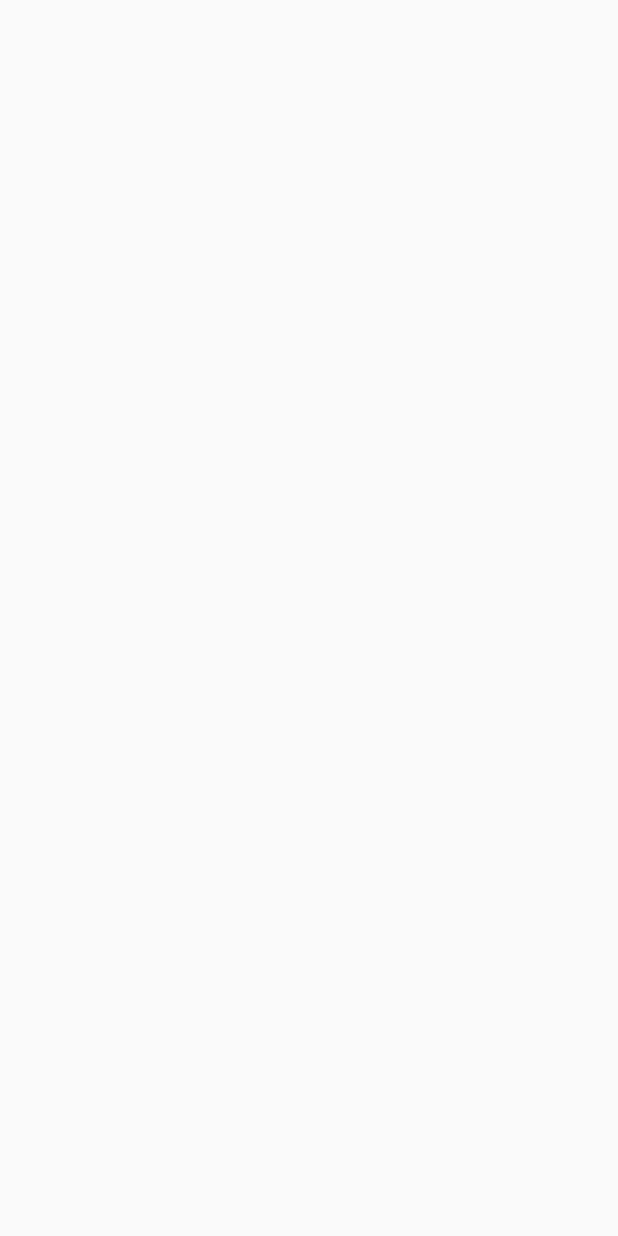
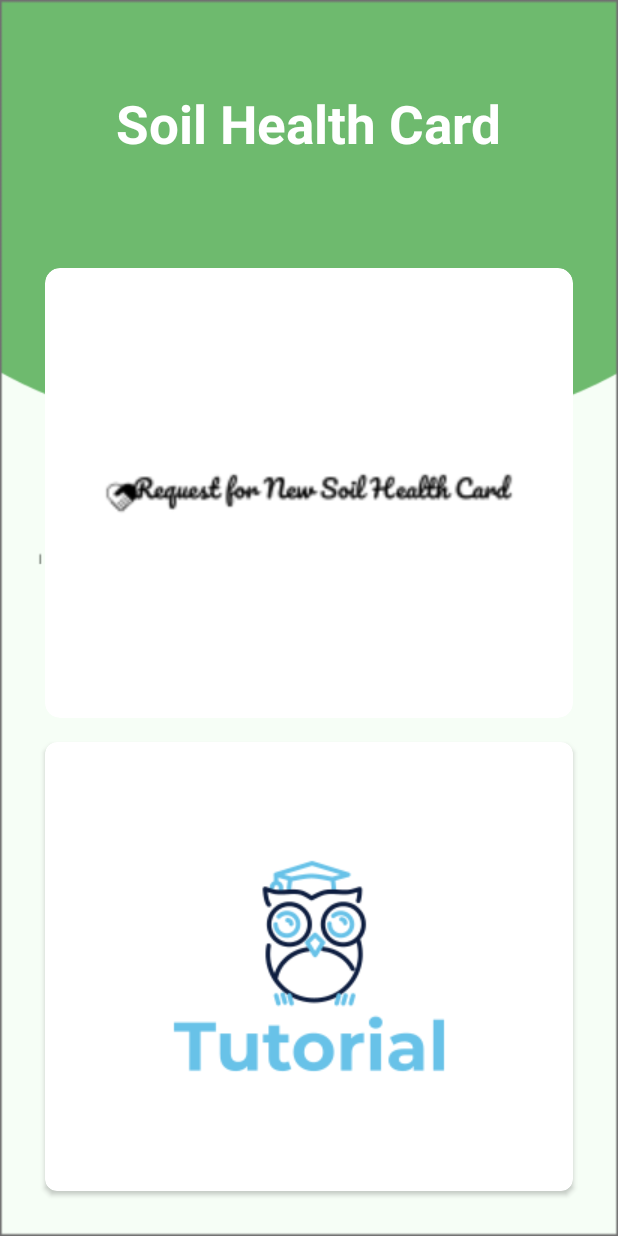
Before and after one commit to navinbsharma/AgriMitra, an Android app: the SoilHealthActivity screen opened directly, with no data from a screen before it, on a phone screen of 412 x 824 dp. Before the commit the screen is empty. Run offline under Robolectric (Android 15) with nearby library versions, the phone set to English and light mode, and no system bars.

Commit message:
Soil Card activity updated

```diff
--- a/app/src/main/java/com/example/agrimitra/views/models/LocationGetterSetter.java
+++ b/app/src/main/java/com/example/agrimitra/views/models/LocationGetterSetter.java
@@ -16,7 +16,7 @@ import com.google.android.gms.location.FusedLocationProviderClient;
 import com.google.android.gms.location.LocationServices;
 import com.google.android.gms.tasks.OnSuccessListener;
 
-public class LocationGetterSetter {
+public class  LocationGetterSetter {
     private static final int MY_PERMISSIONS_REQUEST_ACCESS_COARSE_LOCATION = 1;
     //   Context context = this;
     String user_location;
@@ -94,10 +94,10 @@ public class LocationGetterSetter {
                             // Got last known location. In some rare situations this can be null.
                             if (location != null) {
                                 // Logic to handle location object
-                                Double latittude = location.getLatitude();
+                                Double latitude = location.getLatitude();
                                 Double longitude = location.getLongitude();
 
-                                user_location = "Latitude = " + latittude + "\nLongitude = " + longitude;
+                                user_location = "Latitude = " + latitude + "\nLongitude = " + longitude;
                                 locationChangeListener.onLocationChange(location);
                             }
                         }
--- a/app/src/main/res/layout/activity_dashboard.xml
+++ b/app/src/main/res/layout/activity_dashboard.xml
@@ -136,7 +136,7 @@
                     android:layout_width="wrap_content"
                     android:layout_height="wrap_content" />
                 <TextView
-                    android:text="Weather"
+                    android:text="Market"
                     android:textAlignment="center"
                     android:textColor="@android:color/black"
                     android:textSize="18sp"
@@ -203,7 +203,7 @@
                     android:layout_height="wrap_content" />
 
                 <TextView
-                    android:text="Weather"
+                    android:text="feedback"
                     android:textAlignment="center"
                     android:textColor="@android:color/black"
                     android:textSize="18sp"
@@ -242,7 +242,7 @@
                     android:layout_height="wrap_content" />
 
                 <TextView
-                    android:text="Query"
+                    android:text="Tutorial"
                     android:textAlignment="center"
                     android:textColor="@android:color/black"
                     android:textSize="18sp"
--- a/app/src/main/res/layout/activity_login.xml
+++ b/app/src/main/res/layout/activity_login.xml
@@ -24,7 +24,7 @@
         android:id="@+id/icon"
         android:layout_width="wrap_content"
         android:layout_height="wrap_content"
-        android:layout_marginTop="100dp"
+        android:layout_marginTop="50dp"
         android:contentDescription="logo"
         android:src="@drawable/logo"
         app:layout_constraintEnd_toStartOf="@+id/guideline_right"
@@ -37,7 +37,7 @@
         android:layout_height="wrap_content"
         android:layout_marginTop="40dp"
         android:background="@drawable/et_bg"
-        android:hint="@string/email_address"
+        android:hint="Phone Number"
         android:inputType="textEmailAddress"
         android:padding="16dp"
         android:textColorHint="@color/login_form_details"
@@ -50,7 +50,7 @@
         android:layout_height="wrap_content"
         android:layout_marginTop="16dp"
         android:background="@drawable/et_bg"
-        android:hint="@string/password"
+        android:hint="mpin"
         android:inputType="textPassword"
         android:padding="16dp"
         android:textColorHint="@color/login_form_details"
--- a/app/src/main/res/layout/activity_signup.xml
+++ b/app/src/main/res/layout/activity_signup.xml
@@ -25,7 +25,7 @@
         android:id="@+id/icon"
         android:layout_width="wrap_content"
         android:layout_height="wrap_content"
-        android:layout_marginTop="30dp"
+        android:layout_marginTop="50dp"
         android:contentDescription="logo"
         android:src="@drawable/logo"
         app:layout_constraintEnd_toStartOf="@+id/guideline_right"
--- a/app/src/main/res/layout/activity_soil_health.xml
+++ b/app/src/main/res/layout/activity_soil_health.xml
@@ -1,9 +1,123 @@
 <?xml version="1.0" encoding="utf-8"?>
-<androidx.constraintlayout.widget.ConstraintLayout xmlns:android="http://schemas.android.com/apk/res/android"
+<LinearLayout xmlns:android="http://schemas.android.com/apk/res/android"
     xmlns:app="http://schemas.android.com/apk/res-auto"
     xmlns:tools="http://schemas.android.com/tools"
+
     android:layout_width="match_parent"
     android:layout_height="match_parent"
-    tools:context=".views.activities.SoilHealthActivity">
+    android:background="@drawable/bg"
+    android:orientation="vertical"
+    android:weightSum="10"
+    tools:context=".views.activities.Dashboard">
 
-</androidx.constraintlayout.widget.ConstraintLayout>
+    <RelativeLayout
+        android:layout_weight="2"
+        android:layout_width="match_parent"
+        android:layout_height="0dp">
+
+        <TextView
+            android:id="@+id/textGrid"
+            android:text="Soil Health Card"
+            android:textStyle="bold"
+            android:textSize="35sp"
+            android:textColor="@android:color/white"
+            android:layout_centerInParent="true"
+            android:layout_width="wrap_content"
+            android:layout_height="wrap_content" />
+    </RelativeLayout>
+    <GridLayout
+        android:id="@+id/mainGrid"
+        android:columnCount="1"
+        android:rowCount="2"
+        android:alignmentMode="alignMargins"
+        android:columnOrderPreserved="false"
+        android:layout_weight="8"
+        android:layout_width="match_parent"
+        android:layout_height="0dp"
+        android:padding="14dp">
+        <androidx.cardview.widget.CardView
+            android:layout_width="0dp"
+            android:layout_height="0dp"
+            android:layout_columnWeight="1"
+            android:layout_rowWeight="1"
+            android:layout_marginBottom="16dp"
+            android:layout_marginLeft="16dp"
+            android:layout_marginRight="16dp"
+            app:cardCornerRadius="10dp"
+            android:background = "@android:color/white">
+
+            <ImageView
+                android:id="@+id/weather"
+                android:src="@drawable/card"
+                android:layout_gravity="center_horizontal|center_vertical"
+                android:layout_width="match_parent"
+                android:layout_height="match_parent" />
+
+            <LinearLayout
+                android:layout_gravity="center_horizontal|center_vertical"
+                android:layout_margin="16dp"
+                android:orientation="vertical"
+                android:layout_width="wrap_content"
+                android:layout_height="wrap_content">
+
+                <!--<TextView
+                android:text="Weather"
+                android:textAlignment="center"
+                android:textColor="@android:color/black"
+                android:textSize="18sp"
+                android:textStyle="bold"
+                android:layout_width="wrap_content"
+                android:layout_height="wrap_content" />-->
+
+            </LinearLayout>
+        </androidx.cardview.widget.CardView>
+
+
+
+
+
+
+
+
+        <androidx.cardview.widget.CardView
+            android:layout_width="0dp"
+            android:layout_height="0dp"
+            android:layout_columnWeight="1"
+            android:layout_rowWeight="1"
+            android:layout_marginBottom="16dp"
+            android:layout_marginLeft="16dp"
+            android:layout_marginRight="16dp"
+            app:cardCornerRadius="8dp">
+
+            <LinearLayout
+                android:layout_width="wrap_content"
+                android:layout_height="wrap_content"
+                android:layout_gravity="center_horizontal|center_vertical"
+                android:layout_margin="16dp"
+                android:orientation="vertical">
+
+                <ImageView
+                    android:id="@+id/tutorial"
+                    android:src="@drawable/tutorial"
+                    android:layout_gravity="center_horizontal"
+                    android:layout_width="wrap_content"
+                    android:layout_height="wrap_content" />
+
+<!--                <TextView
+                    android:text="Tutorial"
+                    android:textAlignment="center"
+                    android:textColor="@android:color/black"
+                    android:textSize="18sp"
+                    android:textStyle="bold"
+                    android:layout_width="wrap_content"
+                    android:layout_height="wrap_content" />-->
+
+
+            </LinearLayout>
+
+
+        </androidx.cardview.widget.CardView>
+
+
+    </GridLayout>
+</LinearLayout>
--- a/app/src/main/res/values/colors.xml
+++ b/app/src/main/res/values/colors.xml
@@ -10,5 +10,6 @@
     <color name="login_form_details">#ccffffff</color>
     <color name="login_form_details_light">#1affffff</color>
     <color name="login_form_details_medium">#66ffffff</color>
+    <color name="btn_txt">#000000</color>
 
 </resources>
--- a/app/src/main/res/values/strings.xml
+++ b/app/src/main/res/values/strings.xml
@@ -16,10 +16,11 @@
     <string name="adhar">Adhar Card Number</string>
     <string name="login_now">Login Now</string>
     <string name="sgin_up">SignUp Now</string>
-    <string name="don_t_remember_password">Forgot Remember password?</string>
+    <string name="don_t_remember_password">Forgot password?</string>
     <string name="dont_have_an_account">Don\'t have an account?Signup</string>
     <string name="sign_in_with_facebook">Sign in with Facebook</string>
     <string name="or">or</string>
+    <string name="request_soil_card">Request New Soil Health Crard</string>
     <string name="already_have_an_account">Already have an account?Login</string>
 
     <!-- TODO: Remove or change this placeholder text -->
```
Also changed, not shown: app/src/main/res/drawable/card.png (added).
